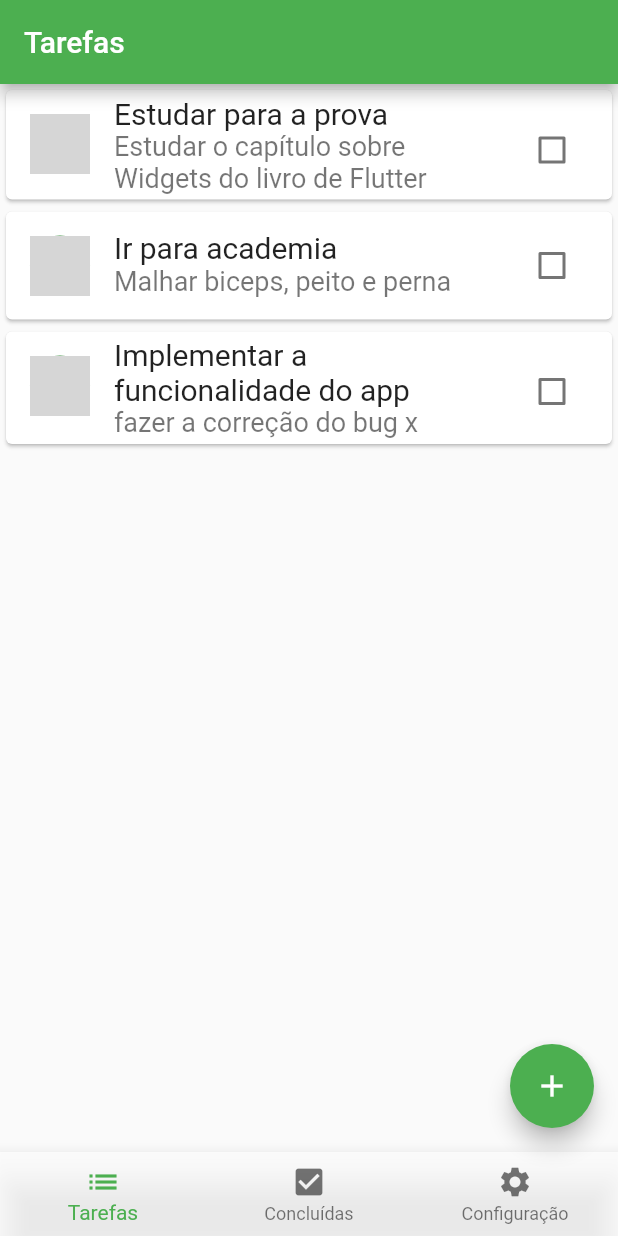
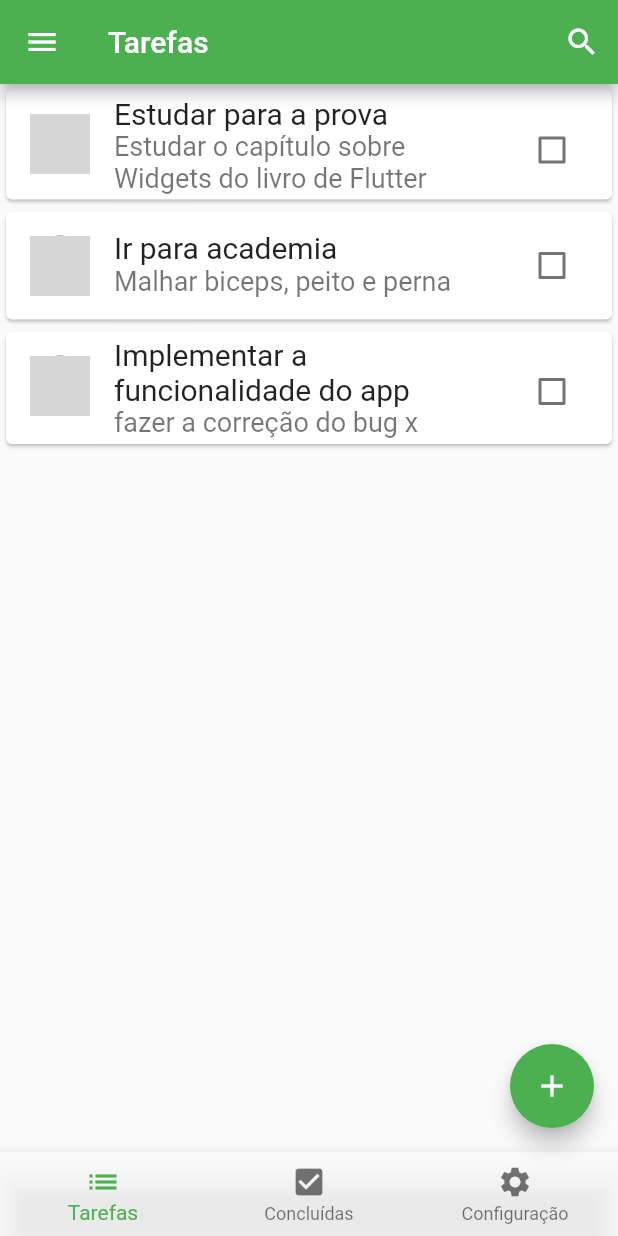
Before and after one commit to prpontes/app_atividade, a Flutter app: the screen it shows after launch, on a phone screen of 412 x 824 dp. Run offline on Flutter 3.47's test engine with Material 2 defaults, Android fonts, the phone set to English and light mode, and no system bars; network calls fail; grey boxes are pictures that could not be loaded.

Commit message:
add search field

```diff
--- a/lib/home.dart
+++ b/lib/home.dart
@@ -13,6 +13,10 @@ class Home extends StatefulWidget {
 
 class _HomeState extends State<Home> {
 
+  bool busca = false;
+  TextEditingController controllerBuscaTarefas = TextEditingController();
+  List<Atividade> campoBuscaVazio = listaAtividades;
+
   void salvar(Atividade at){
     listaAtividades.add(at);
     setState(() {
@@ -26,8 +30,52 @@ class _HomeState extends State<Home> {
 
     return Scaffold(
       appBar: AppBar(
-        title: Text("Tarefas"),
+        title: busca ? TextField(
+          style: TextStyle(fontSize: 20, color: Colors.white),
+          cursorColor: Colors.white,
+          showCursor: true,
+          autofocus: true,
+          decoration: const InputDecoration(
+            hintText: "digite um texto...",
+            hintStyle: TextStyle(color: Colors.white),
+          ),
+          controller: controllerBuscaTarefas,
+          onTapOutside: (e){
+            setState(() {
+              busca = false;
+            });
+          },
+          onChanged: (e){
+            List<Atividade> campoBuscaPreenchido = [];
+
+            if(controllerBuscaTarefas.text.isEmpty){
+              setState(() {
+                listaAtividades = campoBuscaVazio;
+              });
+            }else{
+              listaAtividades.forEach((element) {
+                if (element.titulo!.toLowerCase().contains(controllerBuscaTarefas.text) || element.descricao!.toLowerCase().contains(controllerBuscaTarefas.text)) {
+                  campoBuscaPreenchido.add(element);
+                }
+              });
+              setState(() {
+                listaAtividades = campoBuscaPreenchido;
+              });
+            }
+          },
+        ) : const Text("Tarefas"),
+        actions: [
+          IconButton(
+              onPressed: (){
+                setState(() {
+                  busca = true;
+                });
+              },
+              icon: Icon(Icons.search)
+          )
+        ],
       ),
+      drawer: Drawer(),
       body: listaAtividades.isNotEmpty ? ListView.builder(
         itemCount: listaAtividades.length,
           itemBuilder: (context, index){
```
